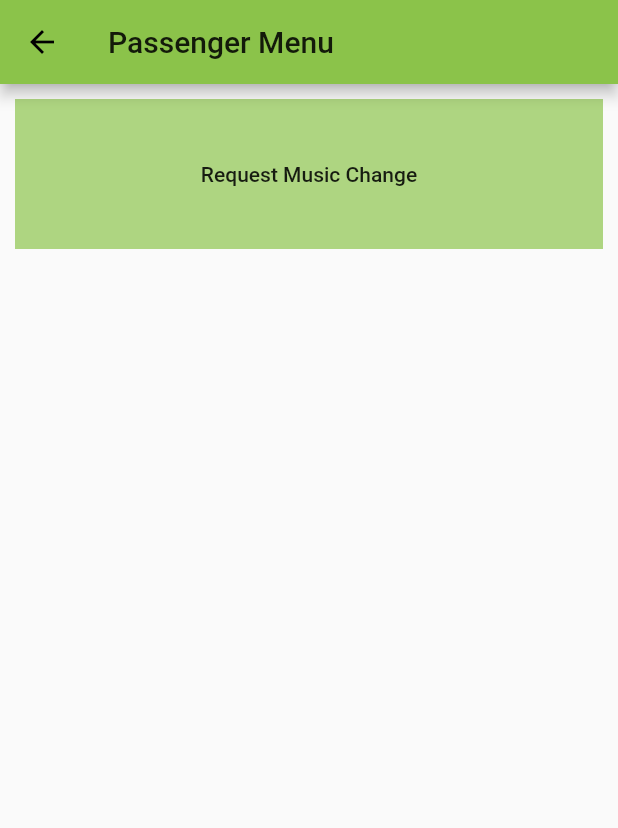
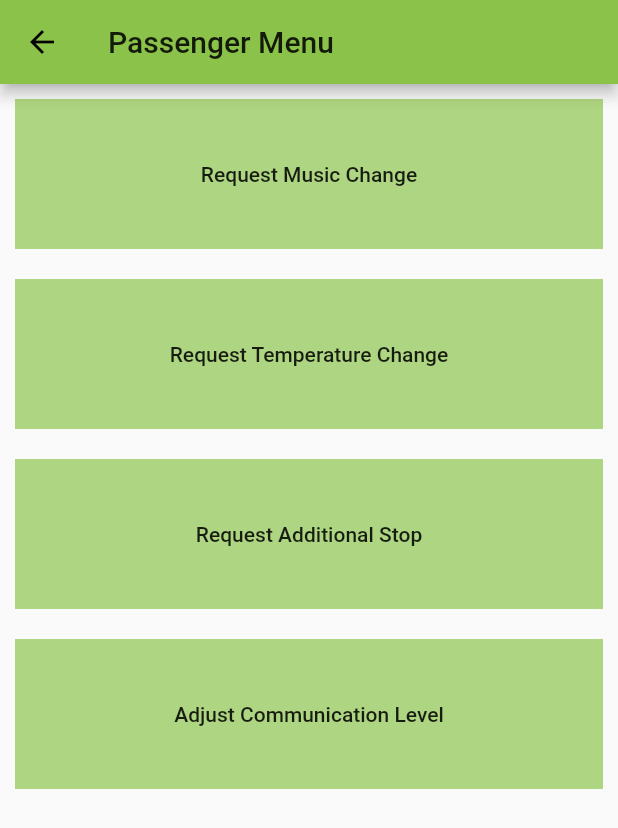
Before and after one commit to CWTBT/uber_companion, a Flutter app: the PassengerMenu screen opened directly, on a phone screen of 412 x 824 dp. Shown: the top 828 px of the screen. Run offline on Flutter 3.47's test engine with Material 2 defaults, Android fonts, the phone set to English and light mode, and no system bars; our stand-ins replace flutter_blue.

Commit message:
Setup framework for more features on Passenger Menu

```diff
--- a/lib/main.dart
+++ b/lib/main.dart
@@ -223,6 +223,25 @@ class PassengerMenu extends StatelessWidget {
               buttonColor: Colors.lightGreen[300],
               height: 100
           ),
+          _buildButton(
+              text: "Request Temperature Change",
+              onPressedLogic: tempRequestOnPressed,
+              buttonColor: Colors.lightGreen[300],
+              height: 100
+          ),
+          _buildButton(
+              text: "Request Additional Stop",
+              onPressedLogic: stopRequestOnPressed,
+              buttonColor: Colors.lightGreen[300],
+              height: 100
+          ),
+          _buildButton(
+              text: "Adjust Communication Level",
+              onPressedLogic: commChangeOnPressed,
+              buttonColor: Colors.lightGreen[300],
+              height: 100
+          ),
+
         ]
     );
   }
@@ -230,27 +249,42 @@ class PassengerMenu extends StatelessWidget {
   void musicRequestOnPressed() {
     print("Music Change");
   }
+
+  void tempRequestOnPressed() {
+
+  }
+
+  void stopRequestOnPressed() {
+
+  }
+
+  void commChangeOnPressed() {
+
+  }
 }
 
 class DriverMenu extends StatelessWidget {
   @override
   Widget build(BuildContext context) {
     return WillPopScope(
-      child: Scaffold (
-          appBar: AppBar (
-            title: Text("Driver Menu"),
-          ),
-          body: Column(
-              children: <Widget>[
-
-              ]
-          )
-      ),
-
+      child: _buildDriverMenu(),
       onWillPop: () async {
         Navigator.pop(context);
         return false;
       },
+    );
+  }
+
+  Widget _buildDriverMenu() {
+    return Scaffold (
+        appBar: AppBar (
+          title: Text("Driver Menu"),
+        ),
+        body: Column(
+            children: <Widget>[
+
+            ]
+        )
     );
   }
 }
```
